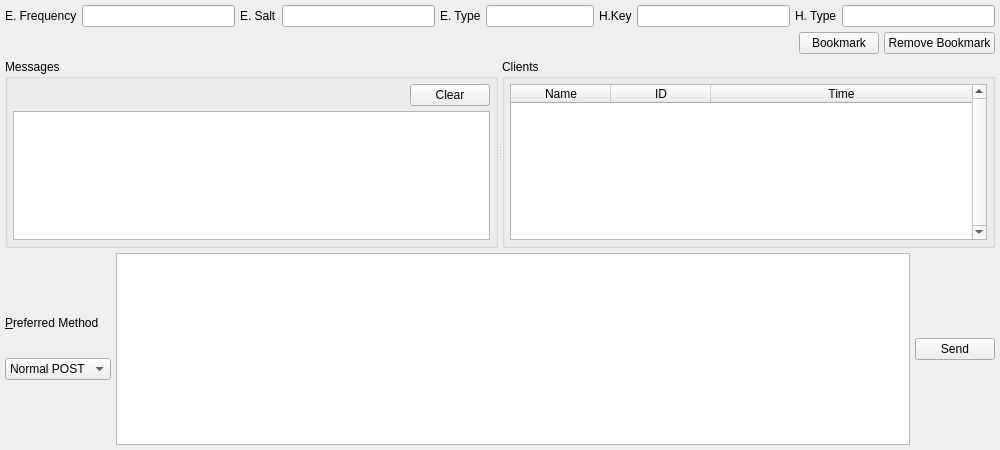
Qt form UI/buzzpage.ui (xloem/spot-on-svn) before a commit.
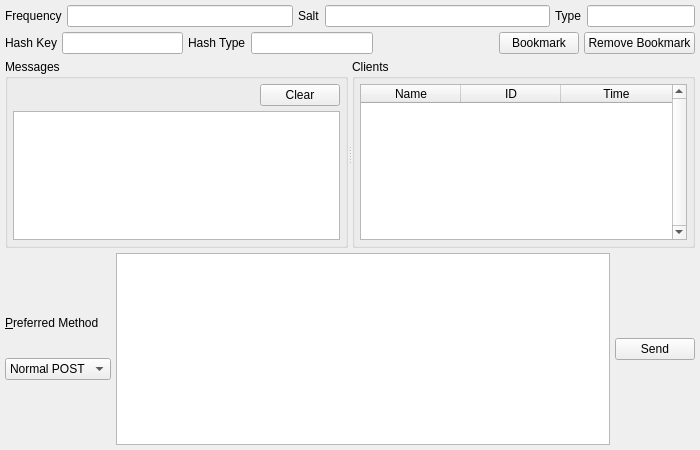
The same form after that commit. Custom widgets are drawn as their Qt base class.

What changed in the file:
```diff
--- a/UI/buzzpage.ui
+++ b/UI/buzzpage.ui
@@ -6,7 +6,7 @@
    <rect>
     <x>0</x>
     <y>0</y>
-    <width>1000</width>
+    <width>700</width>
     <height>450</height>
    </rect>
   </property>
@@ -28,7 +28,7 @@
      <item>
       <widget class="QLabel" name="label_3">
        <property name="text">
-        <string>E. Frequency</string>
+        <string>Frequency</string>
        </property>
       </widget>
      </item>
@@ -42,7 +42,7 @@
      <item>
       <widget class="QLabel" name="label">
        <property name="text">
-        <string>E. Salt</string>
+        <string>Salt</string>
        </property>
       </widget>
      </item>
@@ -56,7 +56,7 @@
      <item>
       <widget class="QLabel" name="label_2">
        <property name="text">
-        <string>E. Type</string>
+        <string>Type</string>
        </property>
       </widget>
      </item>
@@ -73,10 +73,17 @@
        </property>
       </widget>
      </item>
+    </layout>
+   </item>
+   <item>
+    <layout class="QHBoxLayout" name="horizontalLayout_2">
+     <property name="spacing">
+      <number>5</number>
+     </property>
      <item>
       <widget class="QLabel" name="label_4">
        <property name="text">
-        <string>H.Key</string>
+        <string>Hash Key</string>
        </property>
       </widget>
      </item>
@@ -90,7 +97,7 @@
      <item>
       <widget class="QLabel" name="label_5">
        <property name="text">
-        <string>H. Type</string>
+        <string>Hash Type</string>
        </property>
       </widget>
      </item>
@@ -101,13 +108,6 @@
        </property>
       </widget>
      </item>
-    </layout>
-   </item>
-   <item>
-    <layout class="QHBoxLayout" name="horizontalLayout_2">
-     <property name="spacing">
-      <number>5</number>
-     </property>
      <item>
       <spacer name="horizontalSpacer">
        <property name="orientation">
```
